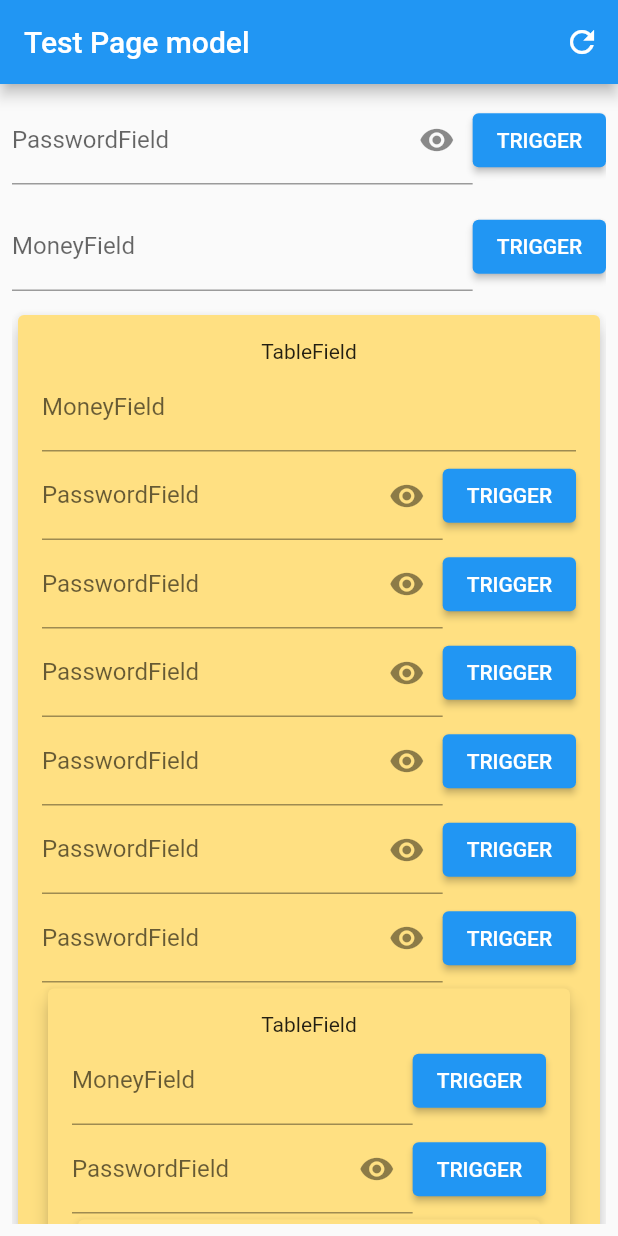
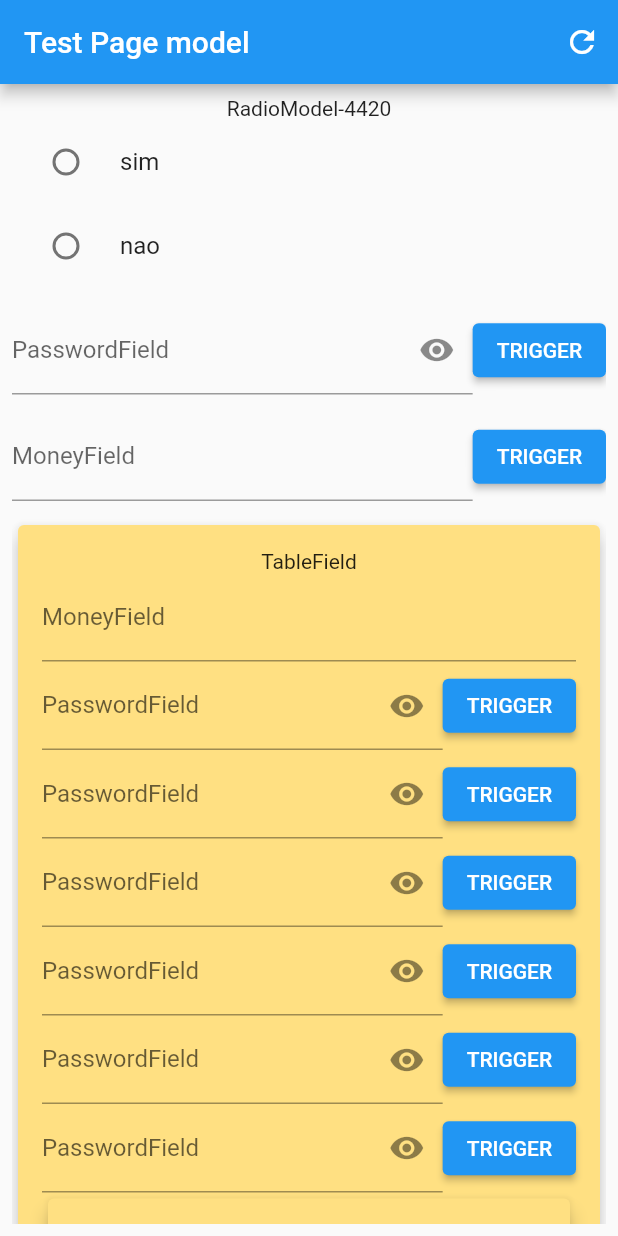
Before and after one commit to DaniFBN/form_poc, a Flutter app: the screen it shows after launch, on a phone screen of 412 x 824 dp. Run offline on Flutter 3.47's test engine with Material 2 defaults, Android fonts, the phone set to English and light mode, and no system bars.

Commit message:
radio field

```diff
--- /dev/null
+++ b/lib/fields/radio/radio_controller.dart
@@ -0,0 +1,12 @@
+import 'package:dynamic_form/dynamic_form.dart';
+
+import 'radio_model.dart';
+
+class RadioController extends FormFieldController<RadioModel> {
+  RadioController(super.value);
+
+  @override
+  void whenModelIsChanged(RadioModel newModel) {
+    super.whenModelIsChanged(newModel);
+  }
+}
--- /dev/null
+++ b/lib/fields/radio/radio_model.dart
@@ -0,0 +1,107 @@
+import 'dart:math';
+
+import 'package:dynamic_form/dynamic_form.dart';
+import 'package:flutter/material.dart';
+
+import '../text/money/money_model.dart';
+
+class RadioModel implements IFormFieldModel {
+  @override
+  final String id;
+
+  @override
+  String get key => '$runtimeType-$id';
+
+  @override
+  final bool hasTrigger;
+
+  @override
+  final String value;
+  final Set<String> options;
+  final IFormFieldModel field;
+  final String condition;
+
+  bool get showChild => value == condition;
+
+  RadioModel({
+    required this.id,
+    required this.hasTrigger,
+    required this.value,
+    required this.options,
+    required this.field,
+    required this.condition,
+  });
+
+  factory RadioModel.fromMap(Map<String, dynamic> map) {
+    return RadioModel(
+      value: '',
+      hasTrigger: true,
+      id: Random().nextInt(5000).toString(),
+      field: RadioModel(
+        field: RadioModel(
+          field: RadioModel(
+            field: MoneyModel.fromMap({}),
+            condition: 'sim',
+            hasTrigger: true,
+            id: Random().nextInt(5000).toString(),
+            options: {'sim', 'nao'},
+            value: '',
+          ),
+          condition: 'sim',
+          hasTrigger: true,
+          id: Random().nextInt(5000).toString(),
+          options: {'sim', 'nao'},
+          value: '',
+        ),
+        condition: 'sim',
+        hasTrigger: true,
+        id: Random().nextInt(5000).toString(),
+        options: {'sim', 'nao'},
+        value: '',
+      ),
+      options: {'sim', 'nao'},
+      condition: 'sim',
+    );
+  }
+
+  @override
+  RadioModel copyWith({
+    String? id,
+    bool? hasTrigger,
+    String? value,
+    Set<String>? options,
+    IFormFieldModel? field,
+    String? condition,
+  }) {
+    return RadioModel(
+      id: id ?? this.id,
+      hasTrigger: hasTrigger ?? this.hasTrigger,
+      value: value ?? this.value,
+      options: options ?? this.options,
+      field: field ?? this.field,
+      condition: condition ?? this.condition,
+    );
+  }
+
+  @override
+  Map<String, dynamic> toMap() {
+    throw UnimplementedError();
+  }
+
+  @override
+  IFormFieldModel replaceModel(IFormFieldModel model) {
+    if (model.key != key) {
+      final newField = field.replaceModel(model);
+      return copyWith(field: newField);
+    }
+    if (model.value == value) return this;
+
+    return model;
+  }
+
+  @override
+  String toString() => 'Radio - $hashCode';
+
+  @override
+  ThemeExtension<ThemeExtension> get theme => throw UnimplementedError();
+}
--- /dev/null
+++ b/lib/fields/radio/radio_widget.dart
@@ -0,0 +1,58 @@
+import 'package:dynamic_form/dynamic_form.dart';
+import 'package:flutter/material.dart';
+import 'package:form_poc/fields/radio/radio_model.dart';
+
+import 'radio_controller.dart';
+
+class RadioFieldWidget extends FormFieldWidget {
+  const RadioFieldWidget({
+    super.key,
+    required this.model,
+  });
+
+  @override
+  final RadioModel model;
+
+  @override
+  State<RadioFieldWidget> createState() => _RadioFieldWidgetState();
+}
+
+class _RadioFieldWidgetState extends FormFieldWidgetState<RadioFieldWidget> {
+  @override
+  late final RadioController controller;
+
+  @override
+  void initState() {
+    super.initState();
+
+    controller = RadioController(widget.model);
+  }
+
+  @override
+  Widget build(BuildContext context) {
+    final dynamicFields = AppFieldsWidget.of(context);
+
+    final fieldType = controller.model.field.runtimeType.toString();
+    final dynamicModel = dynamicFields.get(fieldType);
+
+    return Column(
+      mainAxisSize: MainAxisSize.min,
+      children: [
+        Text(controller.model.key),
+        for (String option in controller.model.options)
+          RadioListTile(
+            title: Text(option),
+            value: option,
+            groupValue: controller.model.value,
+            onChanged: (value) {
+              final newModel = controller.model.copyWith(value: value);
+
+              DynamicFormWidget.of(context).trigger(formFieldModel: newModel);
+            },
+          ),
+        if (controller.model.showChild)
+          dynamicModel.widgetBuilderByModel(controller.model.field)
+      ],
+    );
+  }
+}
--- a/lib/fields/table/table_model.dart
+++ b/lib/fields/table/table_model.dart
@@ -17,6 +17,11 @@ class TableModel implements IFormFieldModel {
 
   @override
   final bool hasTrigger;
+
+
+  @override
+  // TODO(danifbn): Isso ta errado, teria que mexer na herança, porque isso não deveria ser um FormField
+  String get value => throw UnimplementedError();
 
   final Set<IFormFieldModel> fields;
 
@@ -167,6 +172,7 @@ class TableModel implements IFormFieldModel {
 
   @override
   TableStyle get theme => TableStyle(Colors.amber.shade200, 5);
+
 }
 
 
--- a/lib/fields/text/money/money_model.dart
+++ b/lib/fields/text/money/money_model.dart
@@ -1,7 +1,7 @@
 import 'dart:math';
 
 import 'package:dynamic_form/dynamic_form.dart';
-import 'package:flutter/src/material/theme_data.dart';
+import 'package:flutter/material.dart';
 
 class MoneyModel implements IFormFieldModel {
   @override
@@ -13,6 +13,7 @@ class MoneyModel implements IFormFieldModel {
   @override
   final bool hasTrigger;
 
+  @override
   final String value;
 
   MoneyModel({
@@ -55,6 +56,5 @@ class MoneyModel implements IFormFieldModel {
   String toString() => 'Money - $hashCode';
 
   @override
-  // TODO: implement theme
   ThemeExtension<ThemeExtension> get theme => throw UnimplementedError();
 }
--- a/lib/fields/text/password/password_model.dart
+++ b/lib/fields/text/password/password_model.dart
@@ -1,7 +1,7 @@
 import 'dart:math';
 
 import 'package:dynamic_form/dynamic_form.dart';
-import 'package:flutter/src/material/theme_data.dart';
+import 'package:flutter/material.dart';
 
 class PasswordModel implements IFormFieldModel {
   @override
@@ -13,6 +13,7 @@ class PasswordModel implements IFormFieldModel {
   @override
   String get key => '$runtimeType-$id';
 
+  @override
   final String value;
 
   PasswordModel({
@@ -53,6 +54,5 @@ class PasswordModel implements IFormFieldModel {
   }
 
   @override
-  // TODO: implement theme
   ThemeExtension<ThemeExtension> get theme => throw UnimplementedError();
 }
--- a/lib/main.dart
+++ b/lib/main.dart
@@ -1,5 +1,4 @@
 import 'package:flutter/material.dart';
-import 'package:form_poc/fields/table/table_widget.dart';
 
 import 'test_package.dart';
 
--- a/lib/test_package.dart
+++ b/lib/test_package.dart
@@ -1,5 +1,7 @@
 import 'package:dynamic_form/dynamic_form.dart';
 import 'package:flutter/material.dart';
+import 'package:form_poc/fields/radio/radio_model.dart';
+import 'package:form_poc/fields/radio/radio_widget.dart';
 import 'package:form_poc/fields/text/password/password_field.dart';
 import 'package:form_poc/fields/text/password/password_model.dart';
 
@@ -76,6 +78,7 @@ class _TestPackageState extends State<TestPackage> {
 }
 
 const mock = [
+  {'type': 'RadioModel'},
   {'type': 'PasswordModel'},
   {'type': 'MoneyModel'},
   {'type': 'TableModel'},
@@ -106,6 +109,16 @@ final mockFields = {
       return TableField(model: model as TableModel);
     },
   ),
+  DynamicFieldModel(
+    name: 'RadioModel',
+    modelFromMapBuilder: RadioModel.fromMap,
+    widgetBuilderByModel: (IFormFieldModel model) {
+      return RadioFieldWidget(
+        key: ValueKey(model.key),
+        model: model as RadioModel,
+      );
+    },
+  ),
 };
 
 
--- a/packages/dynamic_form/lib/src/form_field/i_form_field_model.dart
+++ b/packages/dynamic_form/lib/src/form_field/i_form_field_model.dart
@@ -6,6 +6,8 @@ abstract class IFormFieldModel implements IFieldModel {
 
   @override
   String get key;
+
+  String get value;
 
   bool get hasTrigger;
 
```
Also changed, not shown: pubspec.lock, 1 other file.
